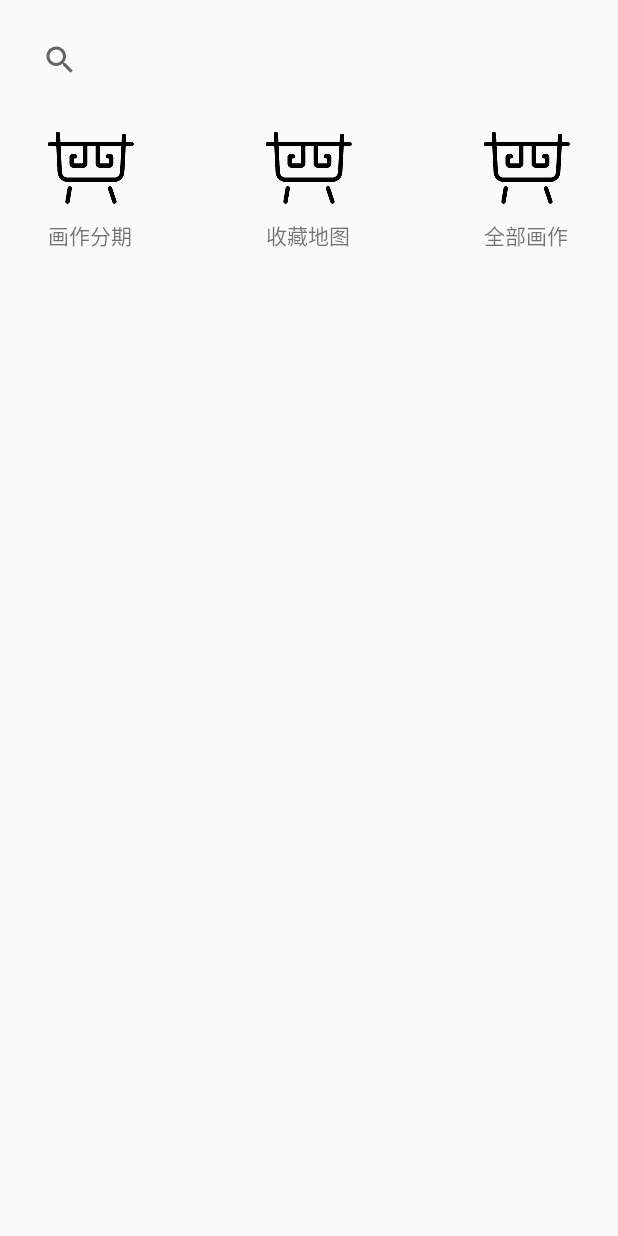
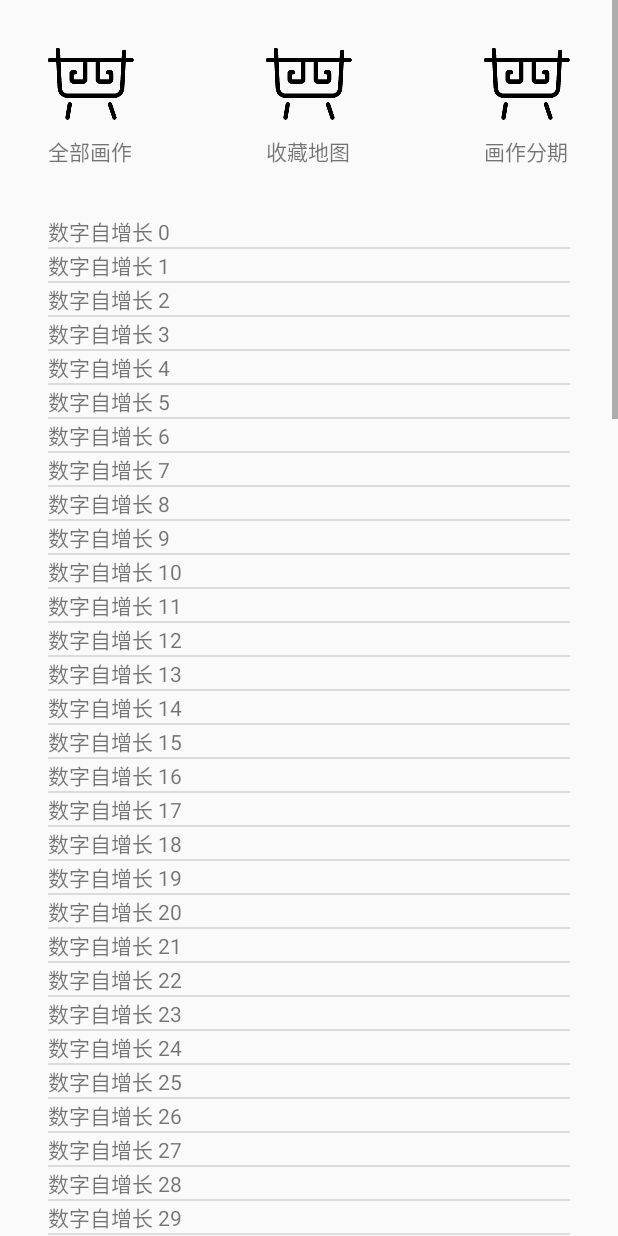
Before and after one commit to LucianBen/History, an Android app: the fragment SpeciesPaintingFragment shown on its own in the app's theme, on a phone screen of 412 x 824 dp. Run offline under Robolectric (Android 15) with nearby library versions, the phone set to English and light mode, and no system bars; 1 statement that could not run was skipped.

Commit message:
修改分类页面，ScrollView适应RecycleView

```diff
--- /dev/null
+++ b/app/src/main/java/com/lx/history/adapter/SpeciesPaintingAdapter.kt
@@ -0,0 +1,34 @@
+package com.lx.history.adapter
+
+import android.content.Context
+import android.view.LayoutInflater
+import android.view.View
+import android.view.ViewGroup
+import android.widget.TextView
+import androidx.recyclerview.widget.RecyclerView
+import com.lx.history.R
+
+/**
+ *  Created by LucianBen on 2019/5/16
+ *  Describe: 分类页面-画作fragment的adapter
+ */
+
+
+class SpeciesPaintingAdapter(val context: Context, private val data: List<String>) :
+    RecyclerView.Adapter<SpeciesPaintingAdapter.SpeciedPaintingViewHolder>() {
+    override fun onCreateViewHolder(parent: ViewGroup, viewType: Int): SpeciedPaintingViewHolder {
+        val view = LayoutInflater.from(context).inflate(R.layout.item_species_painting, parent, false)
+        return SpeciedPaintingViewHolder(view)
+    }
+
+    override fun getItemCount(): Int = data.size
+
+    override fun onBindViewHolder(holder: SpeciedPaintingViewHolder, position: Int) {
+        holder.tvPaintingDate.text = data[position]
+
+    }
+
+    inner class SpeciedPaintingViewHolder(itemView: View) : RecyclerView.ViewHolder(itemView) {
+        internal val tvPaintingDate: TextView = itemView.findViewById(R.id.tvPaintingDate)
+    }
+}
--- a/app/src/main/java/com/lx/history/fragment/SpeciesPaintingFragment.kt
+++ b/app/src/main/java/com/lx/history/fragment/SpeciesPaintingFragment.kt
@@ -1,8 +1,15 @@
 package com.lx.history.fragment
 
+import android.os.Build
 import android.view.View
-import com.lx.history.R
+import androidx.annotation.RequiresApi
+import androidx.recyclerview.widget.DefaultItemAnimator
+import androidx.recyclerview.widget.DividerItemDecoration
+import androidx.recyclerview.widget.LinearLayoutManager
+import com.lx.history.adapter.SpeciesPaintingAdapter
 import com.lx.history.base.BaseFragment
+import kotlinx.android.synthetic.main.layout_species_painting.view.*
+
 
 class SpeciesPaintingFragment : BaseFragment() {
 
@@ -10,11 +17,25 @@ class SpeciesPaintingFragment : BaseFragment() {
         fun create(): SpeciesPaintingFragment = SpeciesPaintingFragment()
     }
 
-    override val layoutId: Int
-        get() = R.layout.layout_species_painting
+    override val layoutId: Int = com.lx.history.R.layout.layout_species_painting
+    private var data: MutableList<String> = ArrayList()
 
+    @RequiresApi(Build.VERSION_CODES.O)
     override fun initView(view: View) {
+        view.rvSpeciesPainting.layoutManager = object : LinearLayoutManager(activity) {
+            override fun canScrollVertically(): Boolean {
+                return false
+            }
+        }
+        view.rvSpeciesPainting.addItemDecoration(DividerItemDecoration(activity, DividerItemDecoration.VERTICAL))
+        view.rvSpeciesPainting.itemAnimator = DefaultItemAnimator()
 
+        for (i in 0..100) {
+            data.add(i, "数字自增长 $i")
+        }
+
+        view.rvSpeciesPainting.adapter = SpeciesPaintingAdapter(context!!, data)
+        view.rvSpeciesPainting.isFocusable = false
     }
 
     override fun initData(view: View) {
--- /dev/null
+++ b/app/src/main/res/layout/item_species_painting.xml
@@ -0,0 +1,12 @@
+<?xml version="1.0" encoding="utf-8"?>
+<LinearLayout xmlns:android="http://schemas.android.com/apk/res/android"
+              android:orientation="vertical"
+              android:layout_width="match_parent"
+              android:layout_height="wrap_content">
+
+    <TextView android:layout_width="wrap_content"
+              android:layout_height="wrap_content"
+              android:text="123"
+              android:id="@+id/tvPaintingDate"/>
+
+</LinearLayout>
--- a/app/src/main/res/layout/layout_species_painting.xml
+++ b/app/src/main/res/layout/layout_species_painting.xml
@@ -2,26 +2,14 @@
 
 <ScrollView
         xmlns:android="http://schemas.android.com/apk/res/android"
-        xmlns:app="http://schemas.android.com/apk/res-auto"
         xmlns:tools="http://schemas.android.com/tools"
         android:orientation="vertical"
         tools:context=".activity.MainActivity"
         android:layout_width="match_parent"
         android:layout_height="match_parent">
-    <androidx.constraintlayout.widget.ConstraintLayout
+    <RelativeLayout
             android:layout_width="match_parent"
             android:layout_height="wrap_content">
-
-        <androidx.appcompat.widget.SearchView
-                android:layout_width="match_parent"
-                android:layout_height="wrap_content"
-                app:layout_constraintStart_toStartOf="parent"
-                app:layout_constraintEnd_toEndOf="parent"
-                app:layout_constraintTop_toTopOf="parent"
-                android:layout_marginStart="16dp"
-                android:layout_marginEnd="16dp"
-                android:layout_marginTop="16dp"
-                android:id="@+id/svSpeciesPainting"/>
 
         <TextView
                 android:layout_width="wrap_content"
@@ -29,11 +17,9 @@
                 android:drawableTop="@mipmap/main_empty"
                 android:drawablePadding="10dp"
                 android:text="全部画作"
-                android:layout_marginEnd="32dp"
-                app:layout_constraintEnd_toEndOf="parent"
                 android:id="@+id/tvSpeciesAllPainting"
-                app:layout_constraintTop_toTopOf="@+id/tvSpeciesMap"
-                app:layout_constraintBottom_toBottomOf="@+id/tvSpeciesMap"/>
+                android:layout_marginTop="32dp"
+                android:layout_marginStart="32dp"/>
 
         <TextView
                 android:layout_width="wrap_content"
@@ -41,12 +27,8 @@
                 android:drawableTop="@mipmap/main_empty"
                 android:drawablePadding="10dp"
                 android:text="收藏地图"
-                app:layout_constraintTop_toTopOf="@+id/tvSpeciesPartPainting"
-                app:layout_constraintBottom_toBottomOf="@+id/tvSpeciesPartPainting"
-                app:layout_constraintStart_toEndOf="@+id/tvSpeciesPartPainting"
-                android:layout_marginStart="32dp"
-                app:layout_constraintEnd_toStartOf="@+id/tvSpeciesAllPainting"
-                android:layout_marginEnd="32dp"
+                android:layout_alignTop="@+id/tvSpeciesAllPainting"
+                android:layout_centerHorizontal="true"
                 android:id="@+id/tvSpeciesMap"/>
 
         <TextView
@@ -55,24 +37,22 @@
                 android:drawableTop="@mipmap/main_empty"
                 android:drawablePadding="10dp"
                 android:text="画作分期"
-                android:layout_marginTop="24dp"
-                app:layout_constraintTop_toBottomOf="@+id/svSpeciesPainting"
-                android:id="@+id/tvSpeciesPartPainting"
-                android:layout_marginStart="32dp"
-                app:layout_constraintStart_toStartOf="parent"/>
+                android:layout_alignTop="@+id/tvSpeciesAllPainting"
+                android:layout_alignParentRight="true"
+                android:layout_marginEnd="32dp"
+                android:id="@+id/tvSpeciesPartPainting"/>
 
 
         <androidx.recyclerview.widget.RecyclerView
+                android:layout_marginTop="32dp"
+                android:layout_marginStart="32dp"
+                android:layout_marginEnd="32dp"
+                android:layout_below="@+id/tvSpeciesAllPainting"
                 android:layout_width="match_parent"
-                android:layout_height="300dp"
-                app:layout_constraintStart_toStartOf="parent"
-                android:layout_marginEnd="16dp"
-                app:layout_constraintEnd_toEndOf="parent"
-                android:layout_marginTop="24dp"
-                app:layout_constraintTop_toBottomOf="@+id/tvSpeciesPartPainting"
-                android:layout_marginStart="16dp"
-                app:layout_constraintBottom_toBottomOf="parent" android:id="@+id/rvSpeciesPainting"/>
+                android:layout_height="match_parent"
+                android:id="@+id/rvSpeciesPainting"/>
 
-    </androidx.constraintlayout.widget.ConstraintLayout>
+
+    </RelativeLayout>
 
 </ScrollView>
```
Also changed, not shown: app/src/main/java/com/lx/history/view/FullyLinearLayoutManager.java (added, +285 -0 lines), app/src/main/res/layout/layout_mainview_discovery.xml (+3 -4 lines).
